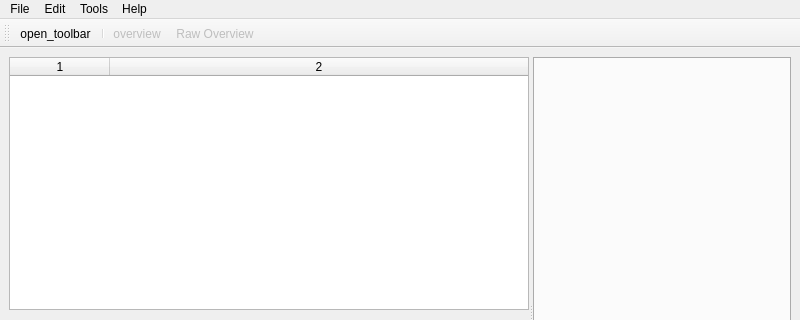
Above: dfits.ui from dheerajshenoy/FITSExplorer before the change; both pictures show x 0 to 800 and y 0 to 320 of the 800 by 600 pixel window. Below: the same form after it.
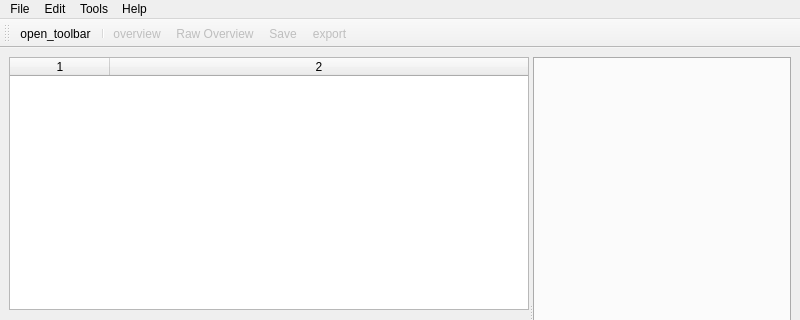
That is the form after the change. Icons and pictures are not drawn. Custom widgets are drawn as their Qt base class.

Commit message: added icons and toolbar buttons

```diff
--- a/dfits.ui
+++ b/dfits.ui
@@ -203,6 +203,8 @@
    <addaction name="separator"/>
    <addaction name="actionoverview"/>
    <addaction name="actionoverview_raw"/>
+   <addaction name="actionSave_toolbar"/>
+   <addaction name="action_export_toolbar"/>
   </widget>
   <action name="actionOpen">
    <property name="text">
@@ -291,6 +293,36 @@
     <string>Export As</string>
    </property>
   </action>
+  <action name="actionSave_toolbar">
+   <property name="enabled">
+    <bool>false</bool>
+   </property>
+   <property name="icon">
+    <iconset>
+     <normaloff>../../Downloads/diskette-save-svgrepo-com.svg</normaloff>../../Downloads/diskette-save-svgrepo-com.svg</iconset>
+   </property>
+   <property name="text">
+    <string>Save</string>
+   </property>
+   <property name="menuRole">
+    <enum>QAction::NoRole</enum>
+   </property>
+  </action>
+  <action name="action_export_toolbar">
+   <property name="enabled">
+    <bool>false</bool>
+   </property>
+   <property name="icon">
+    <iconset>
+     <normaloff>../../Downloads/export-svgrepo-com.svg</normaloff>../../Downloads/export-svgrepo-com.svg</iconset>
+   </property>
+   <property name="text">
+    <string>export</string>
+   </property>
+   <property name="menuRole">
+    <enum>QAction::NoRole</enum>
+   </property>
+  </action>
  </widget>
  <customwidgets>
   <customwidget>
```
Left out of the diff: 6 changed lines with no effect on the pictures. The commit also changes 6 other files.
